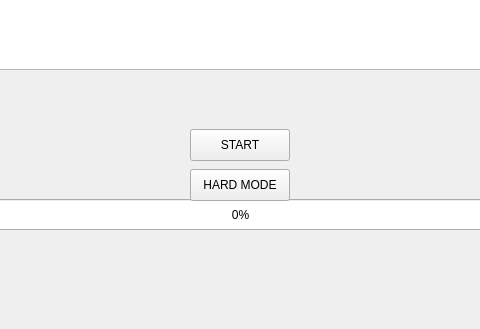
Old version of the form SimonGame/mainwindow.ui in the repository markusbuck/simon-game; both pictures show x 140 to 620 and y 271 to 600 of the 800 by 600 pixel window.
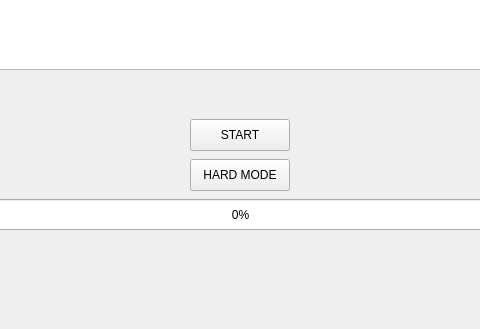
New version of the form.

Commit message: Moved start and hard mode buttons upwards

Patch:
```diff
--- a/SimonGame/mainwindow.ui
+++ b/SimonGame/mainwindow.ui
@@ -18,7 +18,7 @@
     <property name="geometry">
      <rect>
       <x>330</x>
-      <y>400</y>
+      <y>390</y>
       <width>100</width>
       <height>32</height>
      </rect>
@@ -76,7 +76,7 @@
     <property name="geometry">
      <rect>
       <x>330</x>
-      <y>440</y>
+      <y>430</y>
       <width>100</width>
       <height>32</height>
      </rect>
```
